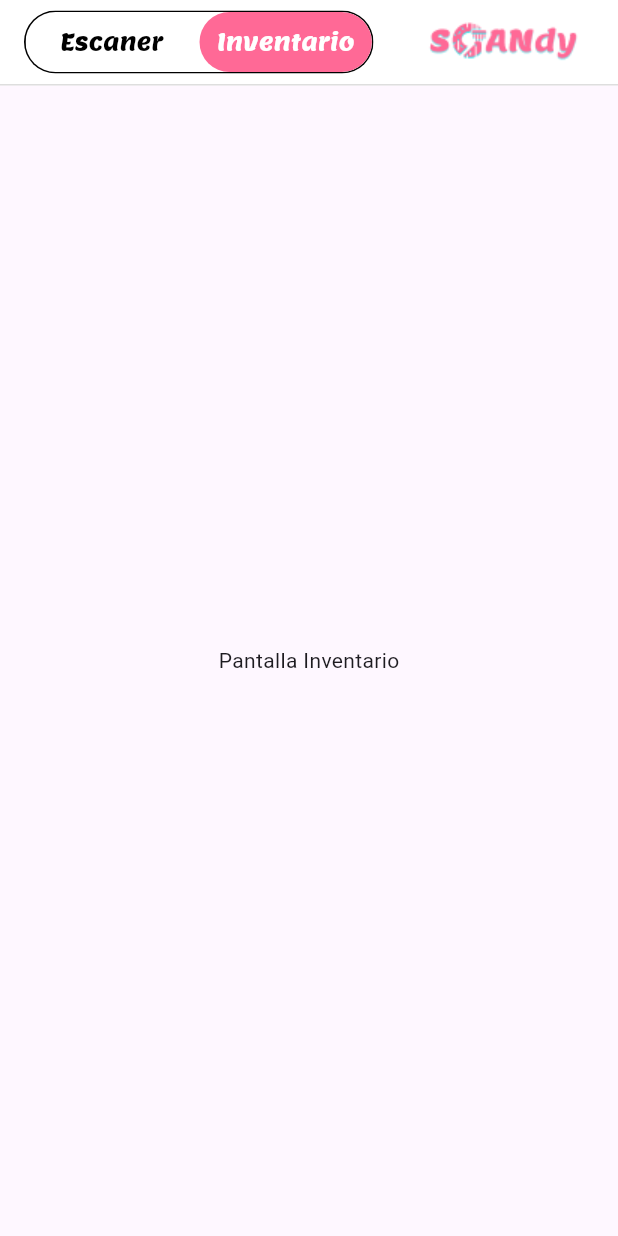
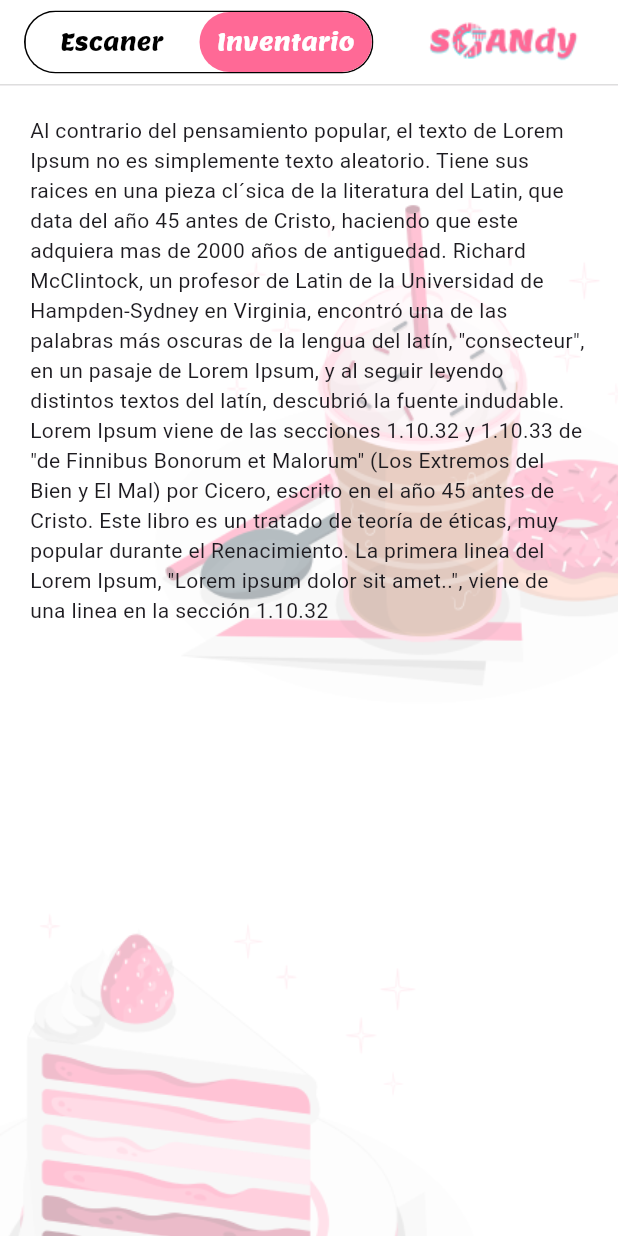
Before and after one commit to EricV29/SCANdy, a Flutter app: the screen it shows after launch, after a tap on "Inventario", on a phone screen of 412 x 824 dp. Run offline on Flutter 3.47's test engine with Material 3 defaults, Android fonts, the phone set to English and light mode, and no system bars; drawn by our look-alikes of toggle_switch.

Commit message:
baseWindows

```diff
--- /dev/null
+++ b/lib/inventoryWindow.dart
@@ -0,0 +1,31 @@
+import 'package:flutter/material.dart';
+
+class inventoryWindow extends StatelessWidget {
+  @override
+  Widget build(BuildContext context) {
+    return Stack(
+      children: <Widget>[
+        Container(
+          decoration: BoxDecoration(
+            image: DecorationImage(
+              image: AssetImage('assets/background.png'),
+              fit: BoxFit.cover,
+            ),
+          ),
+        ),
+        SingleChildScrollView(
+          child: Center(
+            child: Padding(
+              padding: const EdgeInsets.all(20.0),
+              child: Column(
+                children: <Widget>[
+                  Text('Al contrario del pensamiento popular, el texto de Lorem Ipsum no es simplemente texto aleatorio. Tiene sus raices en una pieza cl´sica de la literatura del Latin, que data del año 45 antes de Cristo, haciendo que este adquiera mas de 2000 años de antiguedad. Richard McClintock, un profesor de Latin de la Universidad de Hampden-Sydney en Virginia, encontró una de las palabras más oscuras de la lengua del latín, "consecteur", en un pasaje de Lorem Ipsum, y al seguir leyendo distintos textos del latín, descubrió la fuente indudable. Lorem Ipsum viene de las secciones 1.10.32 y 1.10.33 de "de Finnibus Bonorum et Malorum" (Los Extremos del Bien y El Mal) por Cicero, escrito en el año 45 antes de Cristo. Este libro es un tratado de teoría de éticas, muy popular durante el Renacimiento. La primera linea del Lorem Ipsum, "Lorem ipsum dolor sit amet..", viene de una linea en la sección 1.10.32')
+                ],
+              ),
+            ),
+          ),
+        ),
+      ],
+    );
+  }
+}
--- a/lib/menuWindow.dart
+++ b/lib/menuWindow.dart
@@ -1,5 +1,7 @@
 import 'package:flutter/material.dart';
 import 'package:toggle_switch/toggle_switch.dart';
+import 'scanerWindow.dart';
+import 'inventoryWindow.dart';
 
 class menuWindow extends StatefulWidget {
   @override
@@ -10,7 +12,6 @@ class _menuWindowState extends State<menuWindow> {
   int? _selectedIndex = 0;
 
   void miFuncion(index) {
-    print('¡Hola desde miFuncion!');
     setState(() {
       _selectedIndex = index;
     });
@@ -63,26 +64,7 @@ class _menuWindowState extends State<menuWindow> {
           ],
         ),
       ),
-      body: _selectedIndex == 0 ? PantallaEscaner() : PantallaInventario(),
+      body: _selectedIndex == 0 ? scanerWindow() : inventoryWindow(),
     );
   }
 }
-
-
-class PantallaEscaner extends StatelessWidget {
-  @override
-  Widget build(BuildContext context) {
-    return Center(
-      child: Text('Pantalla Escaner'),
-    );
-  }
-}
-
-class PantallaInventario extends StatelessWidget {
-  @override
-  Widget build(BuildContext context) {
-    return Center(
-      child: Text('Pantalla Inventario'),
-    );
-  }
-}
--- /dev/null
+++ b/lib/scanerWindow.dart
@@ -0,0 +1,31 @@
+import 'package:flutter/material.dart';
+
+class scanerWindow extends StatelessWidget {
+  @override
+  Widget build(BuildContext context) {
+    return Stack(
+      children: <Widget>[
+        Container(
+          decoration: BoxDecoration(
+            image: DecorationImage(
+              image: AssetImage('assets/background.png'),
+              fit: BoxFit.cover,
+            ),
+          ),
+        ),
+        SingleChildScrollView(
+          child: Center(
+            child: Padding(
+              padding: const EdgeInsets.all(20.0),
+              child: Column(
+                children: <Widget>[
+                  Text('Lorem Ipsum es simplemente el texto de relleno de las imprentas y archivos de texto. Lorem Ipsum ha sido el texto de relleno estándar de las industrias desde el año 1500, cuando un impresor (N. del T. persona que se dedica a la imprenta) desconocido usó una galería de textos y los mezcló de tal manera que logró hacer un libro de textos especimen. No sólo sobrevivió 500 años, sino que tambien ingresó como texto de relleno en documentos electrónicos, quedando esencialmente igual al original. Fue popularizado en los 60s con la creación de las hojas "Letraset", las cuales contenian pasajes de Lorem Ipsum, y más recientemente con software de autoedición, como por ejemplo Aldus PageMaker, el cual incluye versiones de Lorem Ipsum.'),
+                ],
+              ),
+            ),
+          ),
+        ),
+      ],
+    );
+  }
+}
```
Also changed, not shown: assets/background.png (added).
